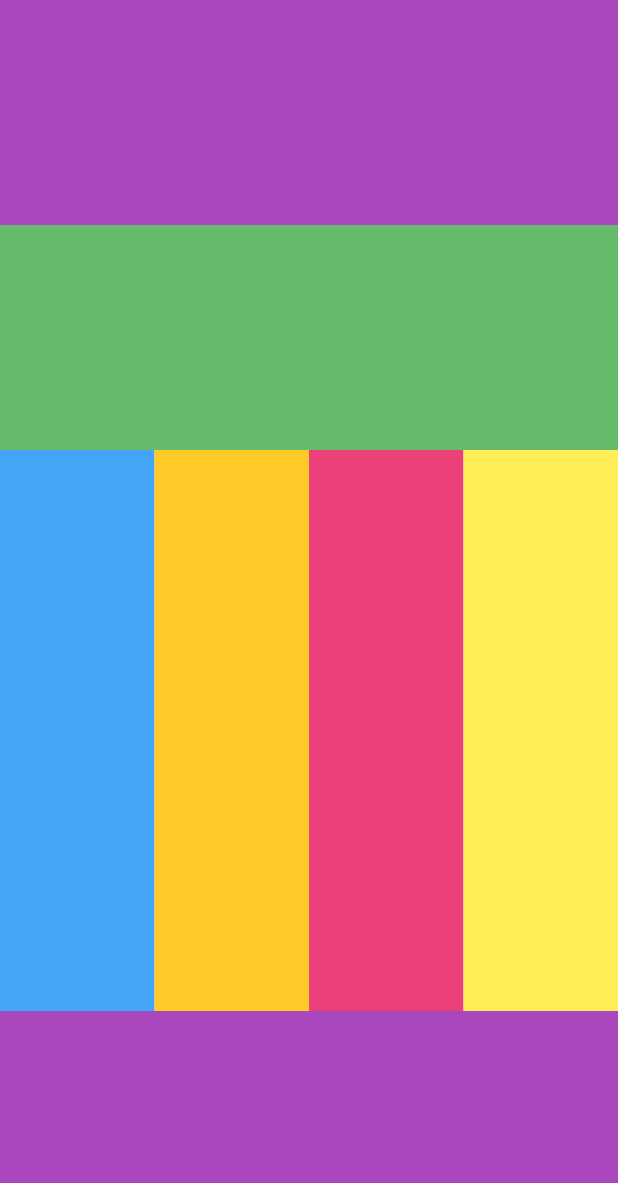
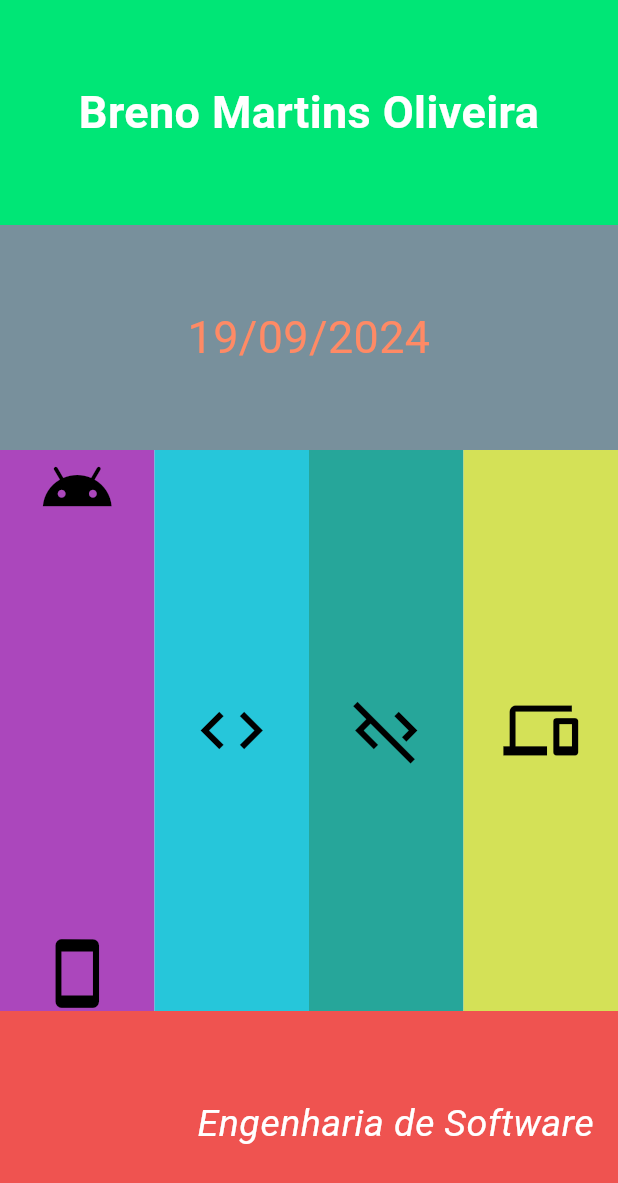
Before and after one commit to faustocintra/dsm2-unifacef-2024-2, a Flutter app: the screen it shows after launch, on a phone screen of 412 x 824 dp. Shown: the top 1183 px of the screen. Run offline on Flutter 3.47's test engine with Material 3 defaults, Android fonts, the phone set to English and light mode, and no system bars.

Commit message:
Entrega Atividade Avaliativa Em Flutter

```diff
--- a/layout2/lib/main.dart
+++ b/layout2/lib/main.dart
@@ -9,13 +9,13 @@ class MyApp extends StatelessWidget {
   @override
   Widget build(BuildContext context) {
     return MaterialApp(
-      title: 'Flutter Demo',
+      title: 'Exercício de Layout',
       debugShowCheckedModeBanner: false,
       theme: ThemeData(
         colorScheme: ColorScheme.fromSeed(seedColor: Colors.deepPurple),
         useMaterial3: true,
       ),
-      home: const MyHomePage(title: 'Flutter Demo Home Page'),
+      home: const MyHomePage(title: 'Exercício de Layout'),
     );
   }
 }
@@ -41,8 +41,19 @@ class Layout extends StatelessWidget {
           children: [
             Expanded(
                 child: Container(
-              color: Colors.purple[400],
+              color: Colors.greenAccent[400],
               height: 150,
+              alignment: Alignment.center, //alinhamento do conteudo
+              padding: const EdgeInsets.all(16),
+              child: const Text( // nome completo e estilo do nome
+                'Breno Martins Oliveira',
+                style: TextStyle(
+                  fontSize: 30, //tamanho da fonte
+                  fontWeight: FontWeight.bold, //negrito
+                  color: Colors.white,
+                ),
+                textAlign: TextAlign.center, //alinhamento do texto
+              ),
             ))
           ],
         ),
@@ -50,8 +61,18 @@ class Layout extends StatelessWidget {
           children: [
             Expanded(
                 child: Container(
-              color: Colors.green[400],
+              color: Colors.blueGrey[400],
               height: 150,
+              alignment: Alignment.center, //alinhamento do conteudo
+              padding: const EdgeInsets.all(16),
+              child: Text( //data da prova e e estilo da data
+                '19/09/2024',
+                style: TextStyle(
+                  fontSize: 30,
+                  color: Colors.deepOrange[300], //cor
+                ),
+                textAlign: TextAlign.center, //alinhamento do texto
+              ),
             ))
           ],
         ),
@@ -59,18 +80,54 @@ class Layout extends StatelessWidget {
             child: Row(
           crossAxisAlignment: CrossAxisAlignment.stretch,
           children: [
-            Expanded(child: Container(color: Colors.blue[400])),
-            Expanded(child: Container(color: Colors.amber[400])),
-            Expanded(child: Container(color: Colors.pink[400])),
-            Expanded(child: Container(color: Colors.yellow[400])),
+            Expanded(child: Container(
+              color: Colors.purple[400],
+                child: const Column( //coluna com dois icones
+                  children: [
+                    Icon(Icons.android, size: 50, color: Colors.black), // icone superior
+                    Spacer(), // espaçamento dos ícones
+                    Icon(Icons.smartphone, size: 50, color: Colors.black), // icone inferior
+                  ],
+                )
+              )),
+            Expanded(child: Container(
+              color: Colors.cyan[400],
+                child: const Center( //coluna com um icone
+                  child: Icon(Icons.code, size: 50, color: Colors.black), // icone
+                ),
+              )),
+            Expanded(child: Container(
+              color: Colors.teal[400],
+                child: const Center( //coluna com um icone
+                  child: Icon(Icons.code_off, size: 50, color: Colors.black), // icone
+                ),
+              )),
+            Expanded(child: Container(
+              color: Colors.lime[400],
+                child: const Center( //coluna com um icone
+                  child: Icon(Icons.devices, size: 50, color: Colors.black), // icone
+                ),
+              )),
           ],
         )),
+        //linha adicional
         Row(
           children: [
             Expanded(
                 child: Container(
-              color: Colors.purple[400],
-              height: 150,
+              color: Colors.red[400],
+                            height: 150,
+              alignment: Alignment.centerRight, //alinhamento do conteudo
+              padding: const EdgeInsets.all(16),
+              child: const Text( //nome da turma e estilização do texto
+                'Engenharia de Software',
+                style: TextStyle(
+                  fontSize: 25, //tamanho da fonte
+                  fontStyle: FontStyle.italic, //estilo da fonte
+                  color: Colors.white,
+                ),
+                textAlign: TextAlign.right, //alinhamento do texto
+              ),
             ))
           ],
         ),
```
